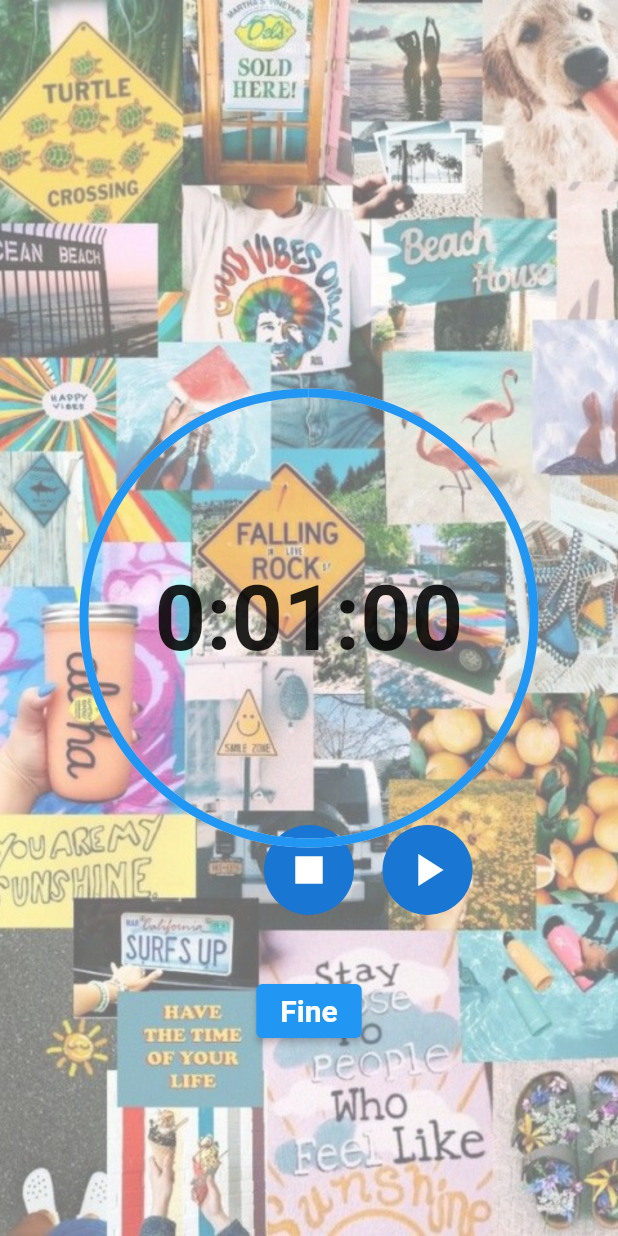
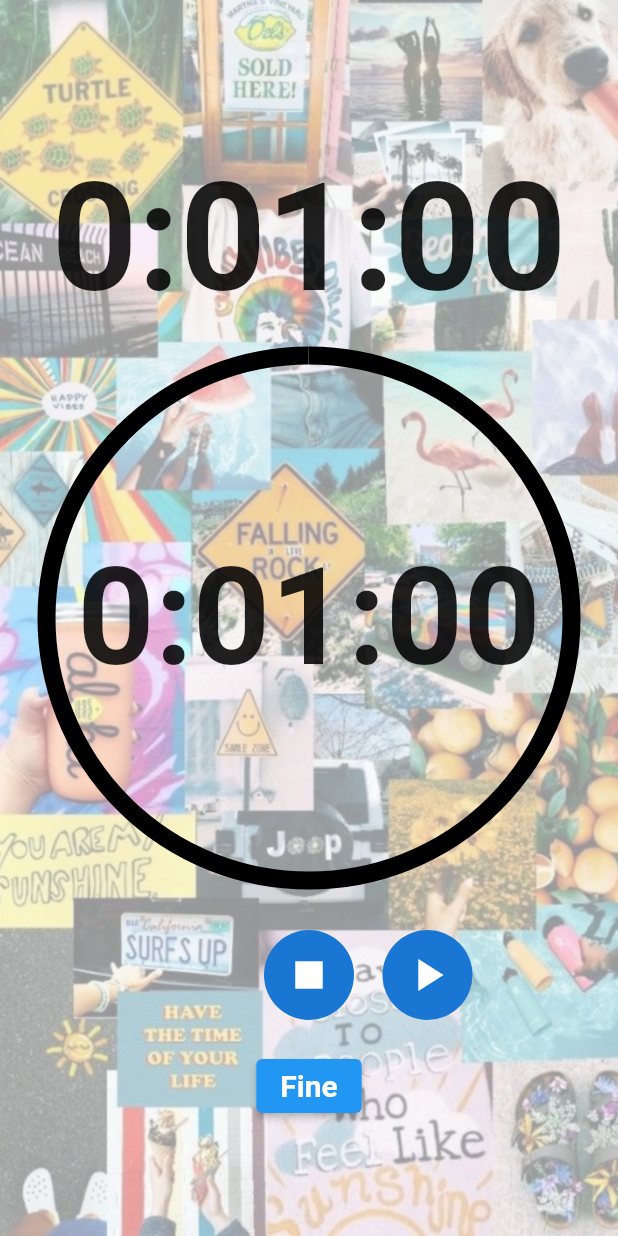
Before and after one commit to MatteoPella/MC_App_Flutter, a Flutter app: the TimerCategoria1 screen opened by its route, on a phone screen of 412 x 824 dp. Run offline on Flutter 3.47's test engine with Material 2 defaults, Android fonts, the phone set to English and light mode, and no system bars; our stand-ins replace google_fonts.

Commit message:
Modifiche varie

```diff
--- a/lib/timer_categoria1.dart
+++ b/lib/timer_categoria1.dart
@@ -1,5 +1,6 @@
 import 'package:flutter/cupertino.dart';
 import 'package:flutter/material.dart';
+import 'package:nuova_prova_1/home_page.dart';
 import 'package:nuova_prova_1/round_button.dart';
 
 
@@ -138,10 +139,29 @@ class _TimerCategoria1State extends State<TimerCategoria1>  with TickerProviderS
 
           Expanded(
             child: Stack(
+
               alignment: Alignment.center,
               children: [
 
 
+                Opacity(
+                  opacity: 0.7,
+                  child: Image.asset(
+                    "assets/images/GUESS_the_image_clean.png",
+                    height: MediaQuery
+                        .of(context)
+                        .size
+                        .height,
+                    width: MediaQuery
+                        .of(context)
+                        .size
+                        .width,
+                    fit: BoxFit.cover,
+                  ),
+                ),
+
+
+                /*
                 Positioned(
                   child: Image.asset(
                     'assets/images/GUESS_the_image_clean.png',
@@ -157,10 +177,12 @@ class _TimerCategoria1State extends State<TimerCategoria1>  with TickerProviderS
                   ),
                 ),
 
+                 */
+
 
 
                 Positioned(
-                  top: 550,
+                  top: 620,
                   left: 250,
                   child: GestureDetector(
                     onTap: () {
@@ -185,7 +207,7 @@ class _TimerCategoria1State extends State<TimerCategoria1>  with TickerProviderS
 
 
                 Positioned(
-                  top: 550,
+                  top: 620,
                   child: GestureDetector(
                     onTap: () {
                       controller.reset();
@@ -201,7 +223,7 @@ class _TimerCategoria1State extends State<TimerCategoria1>  with TickerProviderS
 
 
                 Positioned(
-                  top: 650,
+                  top: 700,
                   child: ElevatedButton(
                     onPressed: () {
                       showAlertDialog(context);
@@ -225,15 +247,70 @@ class _TimerCategoria1State extends State<TimerCategoria1>  with TickerProviderS
 
 
 
-                SizedBox(
-                  width: 300,
-                  height: 300,
+
+                Positioned(
+                  //top: 100,
+                  width: 350,
+                  height: 350,
                   child: CircularProgressIndicator(
-                    backgroundColor: Colors.grey.shade300,
+                    color: Colors.black,
+                    //backgroundColor: Colors.red,
                     value: progress,
-                    strokeWidth: 6,
+                    strokeWidth: 12,
                   ),
                 ),
+
+
+
+                Positioned(
+                  top: 100,
+                  child: GestureDetector(
+                  onTap: () {
+                    if (controller.isDismissed) {
+                      showModalBottomSheet(
+                        context: context,
+                        builder: (context) => SizedBox(
+                          height: 300,
+                          child: CupertinoTimerPicker(
+                            initialTimerDuration: controller.duration!,
+                            onTimerDurationChanged: (time) {
+                              setState(() {
+                                controller.duration = time;
+                              });
+                            },
+                          ),
+                        ),
+                      );
+                    }
+                  },
+                  child: AnimatedBuilder(
+                    animation: controller,
+                    builder: (context, child) => Text(
+                      countText,
+                      style: const TextStyle(
+                        fontSize: 100,
+                        fontWeight: FontWeight.bold,
+                      ),
+                    ),
+                  ),
+                ),
+                ),
+
+
+
+                AnimatedBuilder(
+                  animation: controller,
+                  builder: (context, child) => Text(
+                    countText,
+                    style: const TextStyle(
+                      fontSize: 90,
+                      fontWeight: FontWeight.bold,
+                    ),
+                  ),
+                ),
+
+
+                /*
                 GestureDetector(
                   onTap: () {
                     if (controller.isDismissed) {
@@ -258,12 +335,13 @@ class _TimerCategoria1State extends State<TimerCategoria1>  with TickerProviderS
                     builder: (context, child) => Text(
                       countText,
                       style: const TextStyle(
-                        fontSize: 60,
+                        fontSize: 70,
                         fontWeight: FontWeight.bold,
                       ),
                     ),
                   ),
                 ),
+                */
 
 
 
```
Also changed, not shown: lib/categorie.dart (+10 -10 lines), 4 other files.
